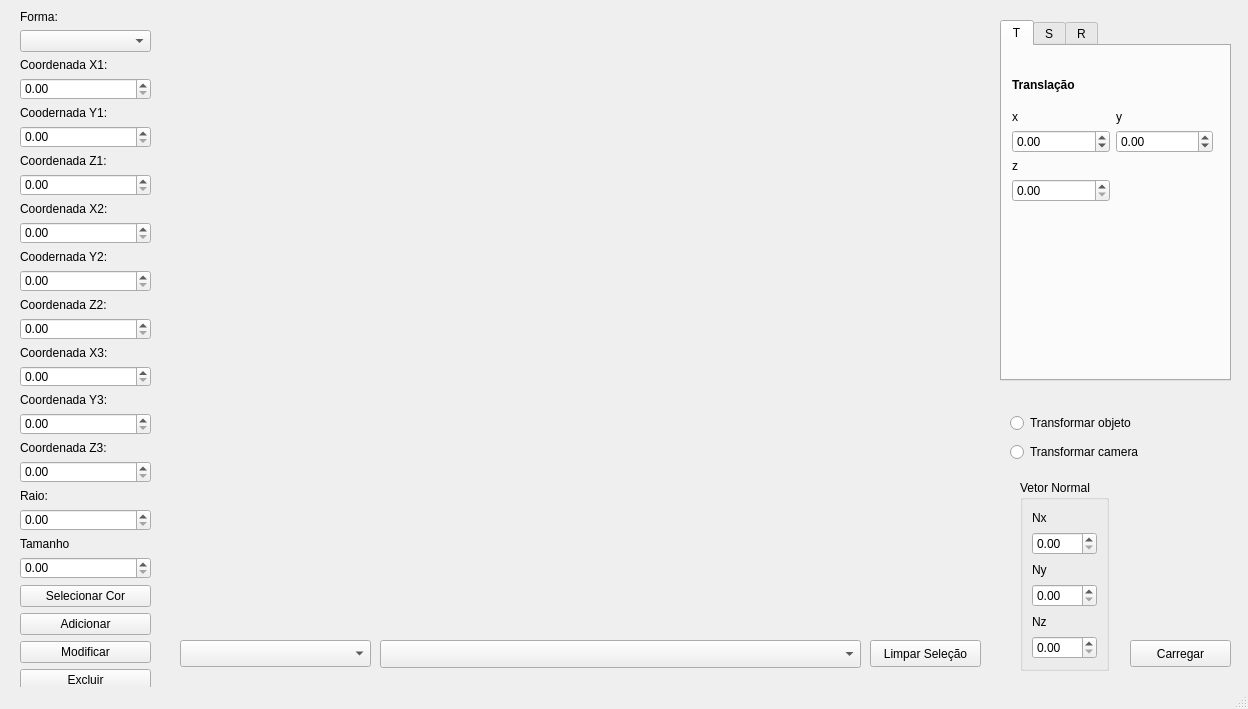
Before: the Qt Designer form mainwindow.ui in WallaceJunior14/Visualizador_3D, drawn with Qt 5.
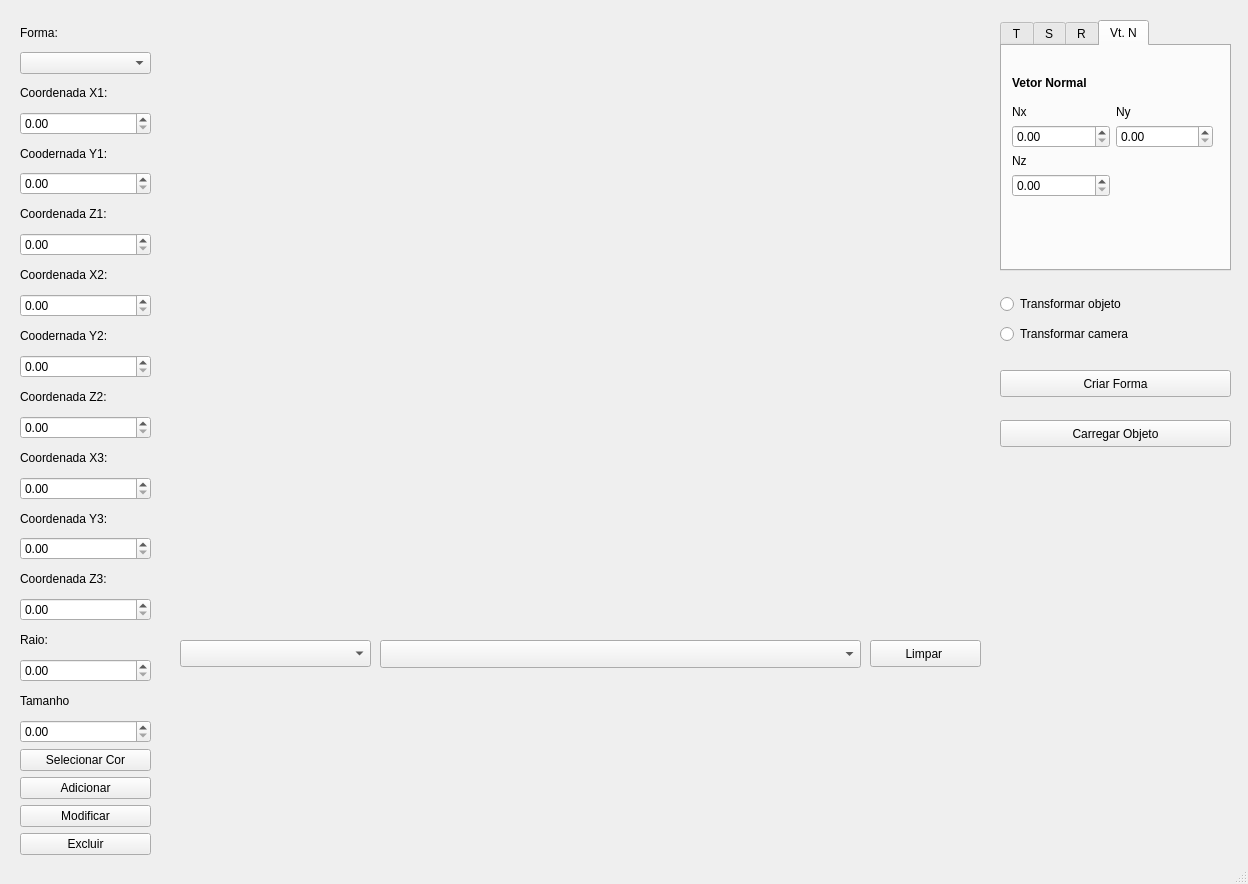
After: the same form once the commit is applied. The open tabs and pages were chosen to show the change. Custom widgets are drawn as their Qt base class.

Commit message: Corrigido bugs, criação de ui para o crud das formas

Patch:
```diff
--- a/mainwindow.ui
+++ b/mainwindow.ui
@@ -10,7 +10,7 @@
     <x>0</x>
     <y>0</y>
     <width>1248</width>
-    <height>709</height>
+    <height>884</height>
    </rect>
   </property>
   <property name="windowTitle">
@@ -45,7 +45,7 @@
       <x>1000</x>
       <y>20</y>
       <width>231</width>
-      <height>361</height>
+      <height>251</height>
      </rect>
     </property>
     <property name="currentIndex">
@@ -61,7 +61,7 @@
         <x>10</x>
         <y>20</y>
         <width>201</width>
-        <height>136</height>
+        <height>141</height>
        </rect>
       </property>
       <layout class="QVBoxLayout" name="verticalLayout_2">
@@ -290,14 +290,174 @@
       </layout>
      </widget>
     </widget>
+    <widget class="QWidget" name="tab">
+     <attribute name="title">
+      <string>Vt. N</string>
+     </attribute>
+     <widget class="QWidget" name="">
+      <property name="geometry">
+       <rect>
+        <x>10</x>
+        <y>20</y>
+        <width>201</width>
+        <height>131</height>
+       </rect>
+      </property>
+      <layout class="QVBoxLayout" name="verticalLayout_8">
+       <item>
+        <widget class="QLabel" name="lblVetorNormal">
+         <property name="font">
+          <font>
+           <bold>true</bold>
+          </font>
+         </property>
+         <property name="text">
+          <string>Vetor Normal</string>
+         </property>
+        </widget>
+       </item>
+       <item>
+        <layout class="QGridLayout" name="gridLayout_2">
+         <item row="2" column="0">
+          <layout class="QVBoxLayout" name="verticalLayout_7">
+           <item>
+            <widget class="QLabel" name="lblNz">
+             <property name="text">
+              <string>Nz</string>
+             </property>
+            </widget>
+           </item>
+           <item>
+            <widget class="QDoubleSpinBox" name="spinNz"/>
+           </item>
+          </layout>
+         </item>
+         <item row="1" column="0">
+          <layout class="QVBoxLayout" name="verticalLayout_5">
+           <item>
+            <widget class="QLabel" name="lblNx">
+             <property name="text">
+              <string>Nx</string>
+             </property>
+            </widget>
+           </item>
+           <item>
+            <widget class="QDoubleSpinBox" name="spinNx"/>
+           </item>
+          </layout>
+         </item>
+         <item row="1" column="1">
+          <layout class="QVBoxLayout" name="verticalLayout_6">
+           <item>
+            <widget class="QLabel" name="lblNy">
+             <property name="text">
+              <string>Ny</string>
+             </property>
+            </widget>
+           </item>
+           <item>
+            <widget class="QDoubleSpinBox" name="spinNy"/>
+           </item>
+          </layout>
+         </item>
+        </layout>
+       </item>
+      </layout>
+     </widget>
+    </widget>
+   </widget>
+   <widget class="QPushButton" name="btnCarregarOBJ">
+    <property name="geometry">
+     <rect>
+      <x>1000</x>
+      <y>420</y>
+      <width>231</width>
+      <height>27</height>
+     </rect>
+    </property>
+    <property name="text">
+     <string>Carregar Objeto</string>
+    </property>
+   </widget>
+   <widget class="QComboBox" name="cbDisplayFile">
+    <property name="geometry">
+     <rect>
+      <x>380</x>
+      <y>640</y>
+      <width>481</width>
+      <height>28</height>
+     </rect>
+    </property>
+   </widget>
+   <widget class="QComboBox" name="cbDFCameras">
+    <property name="geometry">
+     <rect>
+      <x>180</x>
+      <y>640</y>
+      <width>191</width>
+      <height>27</height>
+     </rect>
+    </property>
+   </widget>
+   <widget class="QPushButton" name="btnLimparSelecao">
+    <property name="geometry">
+     <rect>
+      <x>870</x>
+      <y>640</y>
+      <width>111</width>
+      <height>27</height>
+     </rect>
+    </property>
+    <property name="text">
+     <string>Limpar </string>
+    </property>
    </widget>
    <widget class="QWidget" name="layoutWidget">
+    <property name="geometry">
+     <rect>
+      <x>1000</x>
+      <y>290</y>
+      <width>231</width>
+      <height>58</height>
+     </rect>
+    </property>
+    <layout class="QVBoxLayout" name="verticalLayout_3">
+     <item>
+      <widget class="QRadioButton" name="rbTransformarObjeto">
+       <property name="text">
+        <string>Transformar objeto</string>
+       </property>
+      </widget>
+     </item>
+     <item>
+      <widget class="QRadioButton" name="rbTransformarCamera">
+       <property name="text">
+        <string>Transformar camera</string>
+       </property>
+      </widget>
+     </item>
+    </layout>
+   </widget>
+   <widget class="QPushButton" name="btnCriarForma">
+    <property name="geometry">
+     <rect>
+      <x>1000</x>
+      <y>370</y>
+      <width>231</width>
+      <height>27</height>
+     </rect>
+    </property>
+    <property name="text">
+     <string>Criar Forma</string>
+    </property>
+   </widget>
+   <widget class="QWidget" name="layoutWidget_5">
     <property name="geometry">
      <rect>
       <x>20</x>
-      <y>10</y>
+      <y>20</y>
       <width>131</width>
-      <height>681</height>
+      <height>835</height>
      </rect>
     </property>
     <layout class="QVBoxLayout" name="verticalLayout">
@@ -485,123 +645,6 @@
      </item>
     </layout>
    </widget>
-   <widget class="QPushButton" name="btnCarregarOBJ">
-    <property name="geometry">
-     <rect>
-      <x>1130</x>
-      <y>640</y>
-      <width>101</width>
-      <height>27</height>
-     </rect>
-    </property>
-    <property name="text">
-     <string>Carregar</string>
-    </property>
-   </widget>
-   <widget class="QComboBox" name="cbDisplayFile">
-    <property name="geometry">
-     <rect>
-      <x>380</x>
-      <y>640</y>
-      <width>481</width>
-      <height>28</height>
-     </rect>
-    </property>
-   </widget>
-   <widget class="QComboBox" name="cbDFCameras">
-    <property name="geometry">
-     <rect>
-      <x>180</x>
-      <y>640</y>
-      <width>191</width>
-      <height>27</height>
-     </rect>
-    </property>
-   </widget>
-   <widget class="QPushButton" name="btnLimparSelecao">
-    <property name="geometry">
-     <rect>
-      <x>870</x>
-      <y>640</y>
-      <width>111</width>
-      <height>27</height>
-     </rect>
-    </property>
-    <property name="text">
-     <string>Limpar Seleção</string>
-    </property>
-   </widget>
-   <widget class="QGroupBox" name="groupBoxNormal">
-    <property name="geometry">
-     <rect>
-      <x>1020</x>
-      <y>480</y>
-      <width>89</width>
-      <height>191</height>
-     </rect>
-    </property>
-    <property name="title">
-     <string>Vetor Normal</string>
-    </property>
-    <layout class="QVBoxLayout" name="verticalLayout_4">
-     <item>
-      <widget class="QLabel" name="lblNx">
-       <property name="text">
-        <string>Nx</string>
-       </property>
-      </widget>
-     </item>
-     <item>
-      <widget class="QDoubleSpinBox" name="spinNx"/>
-     </item>
-     <item>
-      <widget class="QLabel" name="lblNy">
-       <property name="text">
-        <string>Ny</string>
-       </property>
-      </widget>
-     </item>
-     <item>
-      <widget class="QDoubleSpinBox" name="spinNy"/>
-     </item>
-     <item>
-      <widget class="QLabel" name="lblNz">
-       <property name="text">
-        <string>Nz</string>
-       </property>
-      </widget>
-     </item>
-     <item>
-      <widget class="QDoubleSpinBox" name="spinNz"/>
-     </item>
-    </layout>
-   </widget>
-   <widget class="QWidget" name="layoutWidget">
-    <property name="geometry">
-     <rect>
-      <x>1010</x>
-      <y>410</y>
-      <width>163</width>
-      <height>56</height>
-     </rect>
-    </property>
-    <layout class="QVBoxLayout" name="verticalLayout_3">
-     <item>
-      <widget class="QRadioButton" name="rbTransformarObjeto">
-       <property name="text">
-        <string>Transformar objeto</string>
-       </property>
-      </widget>
-     </item>
-     <item>
-      <widget class="QRadioButton" name="rbTransformarCamera">
-       <property name="text">
-        <string>Transformar camera</string>
-       </property>
-      </widget>
-     </item>
-    </layout>
-   </widget>
   </widget>
   <widget class="QStatusBar" name="statusbar"/>
  </widget>
```
Left out of the diff: 80 changed lines with no effect on the pictures. The commit also changes 33 other files.
